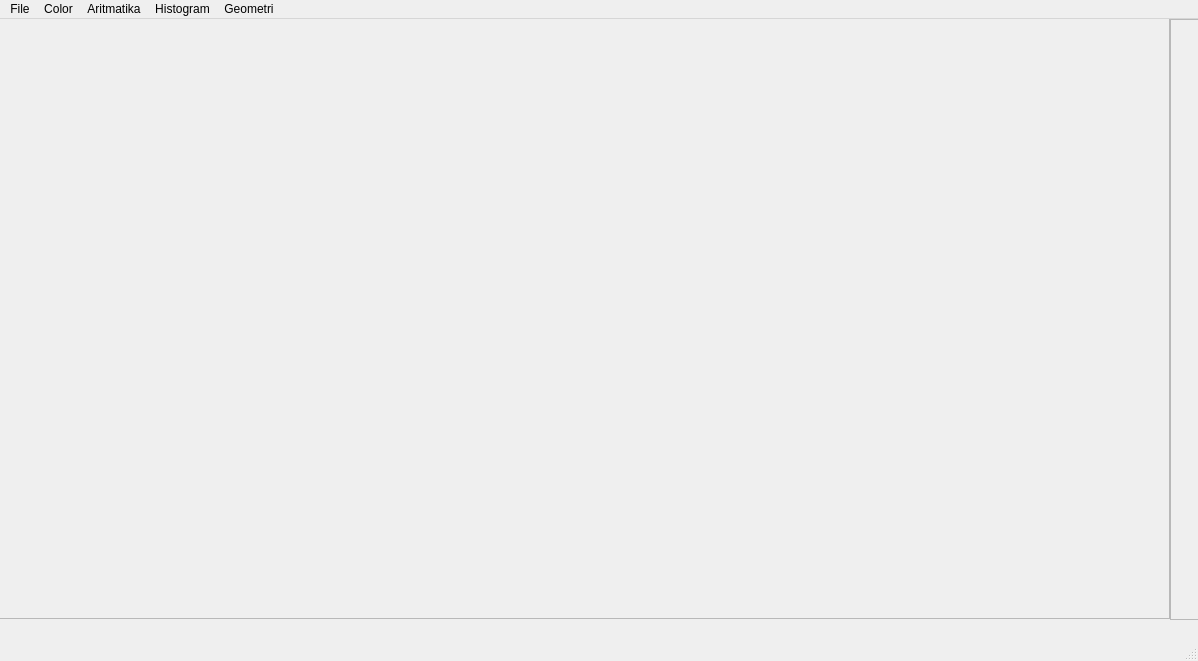
Akhdanre/PCV_imageProccessing, file mainView.ui: the form before one commit.
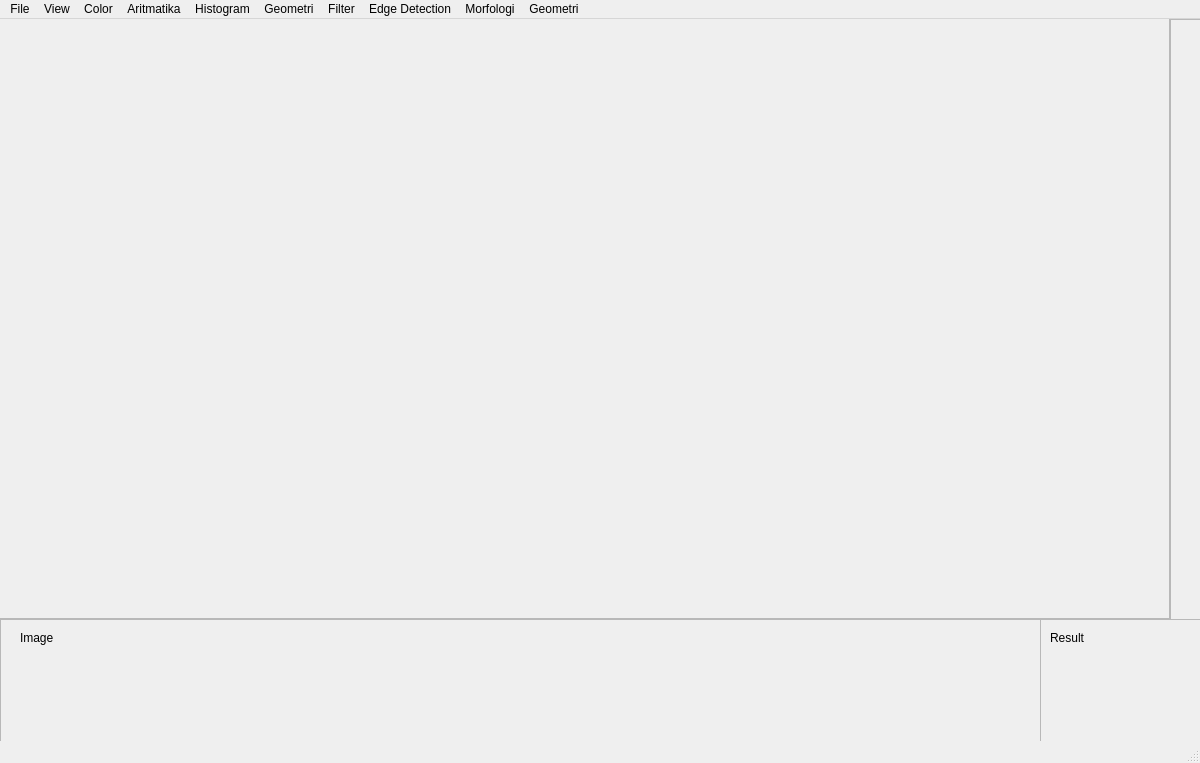
The form after the commit.

What changed in the file:
```diff
--- a/mainView.ui
+++ b/mainView.ui
@@ -6,8 +6,8 @@
    <rect>
     <x>0</x>
     <y>0</y>
-    <width>1198</width>
-    <height>661</height>
+    <width>1200</width>
+    <height>763</height>
    </rect>
   </property>
   <property name="windowTitle">
@@ -59,13 +59,110 @@
      <enum>QFrame::Raised</enum>
     </property>
    </widget>
+   <widget class="QFrame" name="frame_3">
+    <property name="geometry">
+     <rect>
+      <x>0</x>
+      <y>600</y>
+      <width>1041</width>
+      <height>131</height>
+     </rect>
+    </property>
+    <property name="frameShape">
+     <enum>QFrame::StyledPanel</enum>
+    </property>
+    <property name="frameShadow">
+     <enum>QFrame::Raised</enum>
+    </property>
+    <widget class="QLabel" name="label_2">
+     <property name="geometry">
+      <rect>
+       <x>30</x>
+       <y>40</y>
+       <width>81</width>
+       <height>61</height>
+      </rect>
+     </property>
+     <property name="text">
+      <string/>
+     </property>
+    </widget>
+    <widget class="QLabel" name="label_3">
+     <property name="geometry">
+      <rect>
+       <x>120</x>
+       <y>40</y>
+       <width>81</width>
+       <height>61</height>
+      </rect>
+     </property>
+     <property name="text">
+      <string/>
+     </property>
+    </widget>
+    <widget class="QLabel" name="label_5">
+     <property name="geometry">
+      <rect>
+       <x>20</x>
+       <y>10</y>
+       <width>58</width>
+       <height>18</height>
+      </rect>
+     </property>
+     <property name="text">
+      <string>Image</string>
+     </property>
+    </widget>
+   </widget>
+   <widget class="QFrame" name="frame_4">
+    <property name="geometry">
+     <rect>
+      <x>1040</x>
+      <y>600</y>
+      <width>161</width>
+      <height>131</height>
+     </rect>
+    </property>
+    <property name="frameShape">
+     <enum>QFrame::StyledPanel</enum>
+    </property>
+    <property name="frameShadow">
+     <enum>QFrame::Raised</enum>
+    </property>
+    <widget class="QLabel" name="label_6">
+     <property name="geometry">
+      <rect>
+       <x>10</x>
+       <y>10</y>
+       <width>58</width>
+       <height>18</height>
+      </rect>
+     </property>
+     <property name="text">
+      <string>Result</string>
+     </property>
+    </widget>
+    <widget class="QLabel" name="label_4">
+     <property name="geometry">
+      <rect>
+       <x>40</x>
+       <y>40</y>
+       <width>81</width>
+       <height>61</height>
+      </rect>
+     </property>
+     <property name="text">
+      <string/>
+     </property>
+    </widget>
+   </widget>
   </widget>
   <widget class="QMenuBar" name="menubar">
    <property name="geometry">
     <rect>
      <x>0</x>
      <y>0</y>
-     <width>1198</width>
+     <width>1200</width>
      <height>30</height>
     </rect>
    </property>
@@ -117,12 +214,121 @@
      <string>Histogram</string>
     </property>
     <addaction name="actionHistogram_Equalization"/>
+    <addaction name="actionFuzzy_HE_RGB"/>
+    <addaction name="actionFuzzy_Grayscale"/>
+   </widget>
+   <widget class="QMenu" name="menuHistogram_2">
+    <property name="title">
+     <string>View</string>
+    </property>
+    <widget class="QMenu" name="menuHistogram_3">
+     <property name="title">
+      <string>Histogram</string>
+     </property>
+     <addaction name="actionInput_2"/>
+     <addaction name="actionOutput_2"/>
+     <addaction name="actionInput_Output_2"/>
+    </widget>
+    <addaction name="menuHistogram_3"/>
+   </widget>
+   <widget class="QMenu" name="menuFilter">
+    <property name="title">
+     <string>Filter</string>
+    </property>
+    <widget class="QMenu" name="menuEdge_Detection">
+     <property name="title">
+      <string>Edge Detection</string>
+     </property>
+     <addaction name="actionEdge_Detection_1"/>
+     <addaction name="actionEdge_Detection_2"/>
+     <addaction name="actionEdge_Detection_3"/>
+    </widget>
+    <widget class="QMenu" name="menuGausian_Blur">
+     <property name="title">
+      <string>Gausian Blur</string>
+     </property>
+     <addaction name="actionGausian_Blur_3_X_3"/>
+     <addaction name="actionGausian_Blur_5_x_5"/>
+    </widget>
+    <addaction name="actionIdentity"/>
+    <addaction name="menuEdge_Detection"/>
+    <addaction name="actionSharpen"/>
+    <addaction name="menuGausian_Blur"/>
+    <addaction name="actionUnsharp_Masking"/>
+    <addaction name="actionAverage_Filter"/>
+    <addaction name="actionLow_Pass_Filter"/>
+    <addaction name="actionHigh_Pass_Filter"/>
+    <addaction name="actionBandStop_Filter"/>
+   </widget>
+   <widget class="QMenu" name="menuEdge_Detection_2">
+    <property name="title">
+     <string>Edge Detection</string>
+    </property>
+    <addaction name="actionprewit"/>
+    <addaction name="actionSobel"/>
+   </widget>
+   <widget class="QMenu" name="menuMorfologi">
+    <property name="title">
+     <string>Morfologi</string>
+    </property>
+    <widget class="QMenu" name="menuErosion">
+     <property name="title">
+      <string>Erosion</string>
+     </property>
+     <addaction name="actionSquare_3_x_3"/>
+     <addaction name="actionSquare_5_x_5"/>
+     <addaction name="actionCross_3_x_3"/>
+    </widget>
+    <widget class="QMenu" name="menuOpening">
+     <property name="title">
+      <string>Opening</string>
+     </property>
+     <addaction name="actionSquare_9_x_9"/>
+    </widget>
+    <widget class="QMenu" name="menuClosing">
+     <property name="title">
+      <string>Closing</string>
+     </property>
+     <addaction name="actionSquare_10_x_10"/>
+    </widget>
+    <widget class="QMenu" name="menuDilation">
+     <property name="title">
+      <string>Dilation</string>
+     </property>
+     <addaction name="actionSquare_3_x_4"/>
+     <addaction name="actionSquare_5_x_6"/>
+     <addaction name="actionCross_3_x_4"/>
+    </widget>
+    <addaction name="menuErosion"/>
+    <addaction name="menuDilation"/>
+    <addaction name="menuOpening"/>
+    <addaction name="menuClosing"/>
+   </widget>
+   <widget class="QMenu" name="menuGeometri_2">
+    <property name="title">
+     <string>Geometri</string>
+    </property>
+    <widget class="QMenu" name="menuFlip_2">
+     <property name="title">
+      <string>Flip</string>
+     </property>
+     <addaction name="actionHorizontal_2"/>
+     <addaction name="actionHorizontal_3"/>
+    </widget>
+    <addaction name="menuFlip_2"/>
+    <addaction name="actionCrop_2"/>
+    <addaction name="actionRotate"/>
    </widget>
    <addaction name="menuOpen"/>
+   <addaction name="menuHistogram_2"/>
    <addaction name="menuColor"/>
    <addaction name="menuAritmatika"/>
    <addaction name="menuHistogram"/>
    <addaction name="menuGeometri"/>
+   <addaction name="menuFilter"/>
+   <addaction name="menuEdge_Detection_2"/>
+   <addaction name="menuMorfologi"/>
+   <addaction name="menuGeometri_2"/>
   </widget>
   <widget class="QStatusBar" name="statusbar"/>
   <action name="actionOpen">
```
Left out of the diff: 318 changed lines with no effect on the pictures.
